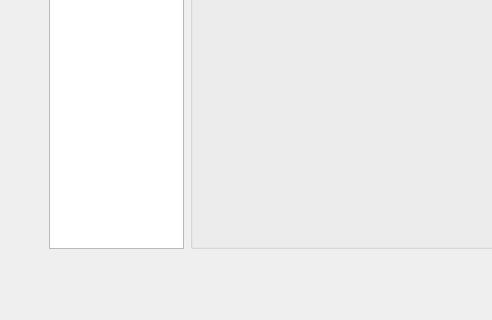
First picture: the form in ui/data_entry/data_entry.ui, repository AliTavakoliNiya/GriinPower, before the edit; both pictures show x 0 to 492 and y 459 to 779 of the 1354 by 779 pixel window.
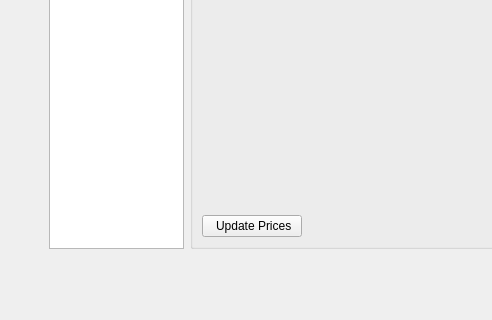
Second picture: the form after the edit. The open tabs and pages were chosen to show the change. Icons and pictures are not drawn.

Commit message: get mpcb price automate

```diff
--- a/ui/data_entry/data_entry.ui
+++ b/ui/data_entry/data_entry.ui
@@ -2694,6 +2694,35 @@
              </property>
             </widget>
            </item>
+           <item row="10" column="0" colspan="2">
+            <widget class="QPushButton" name="update_mccb_prices_btn">
+             <property name="maximumSize">
+              <size>
+               <width>150</width>
+               <height>16666</height>
+              </size>
+             </property>
+             <property name="toolTip">
+              <string/>
+             </property>
+             <property name="styleSheet">
+              <string notr="true"/>
+             </property>
+             <property name="text">
+              <string> Update Prices</string>
+             </property>
+             <property name="icon">
+              <iconset>
+               <normaloff>../../assets/refresh.png</normaloff>../../assets/refresh.png</iconset>
+             </property>
+             <property name="iconSize">
+              <size>
+               <width>17</width>
+               <height>17</height>
+              </size>
+             </property>
+            </widget>
+           </item>
           </layout>
          </widget>
         </item>
```
Left out of the diff: 2 changed lines with no effect on the pictures. The commit also changes 8 other files.
